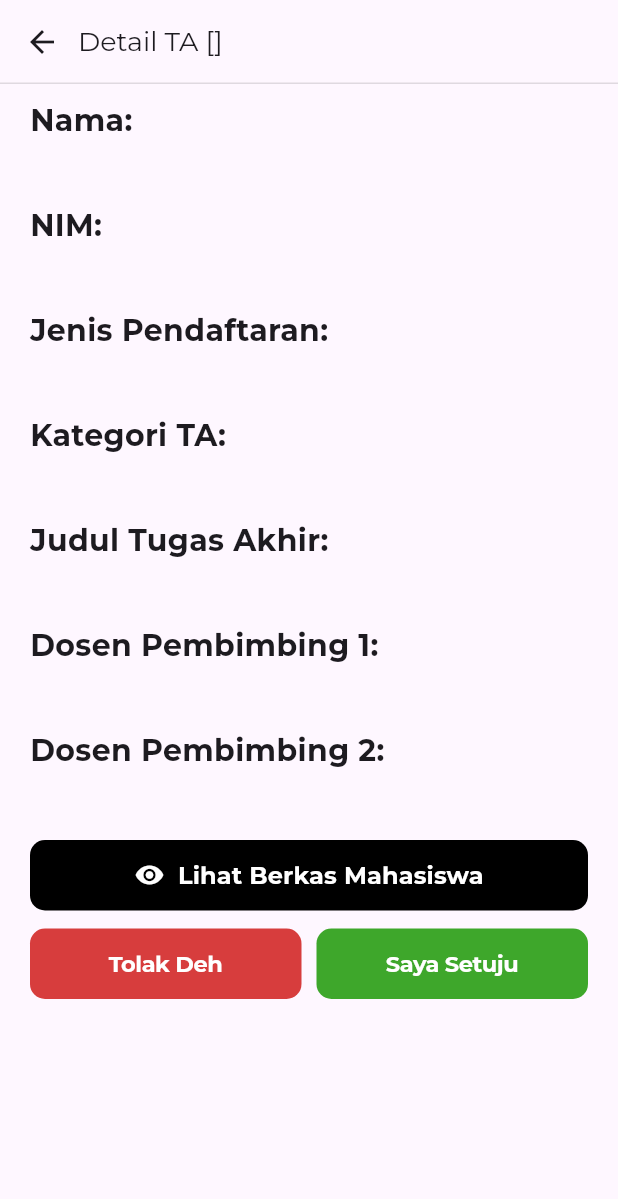
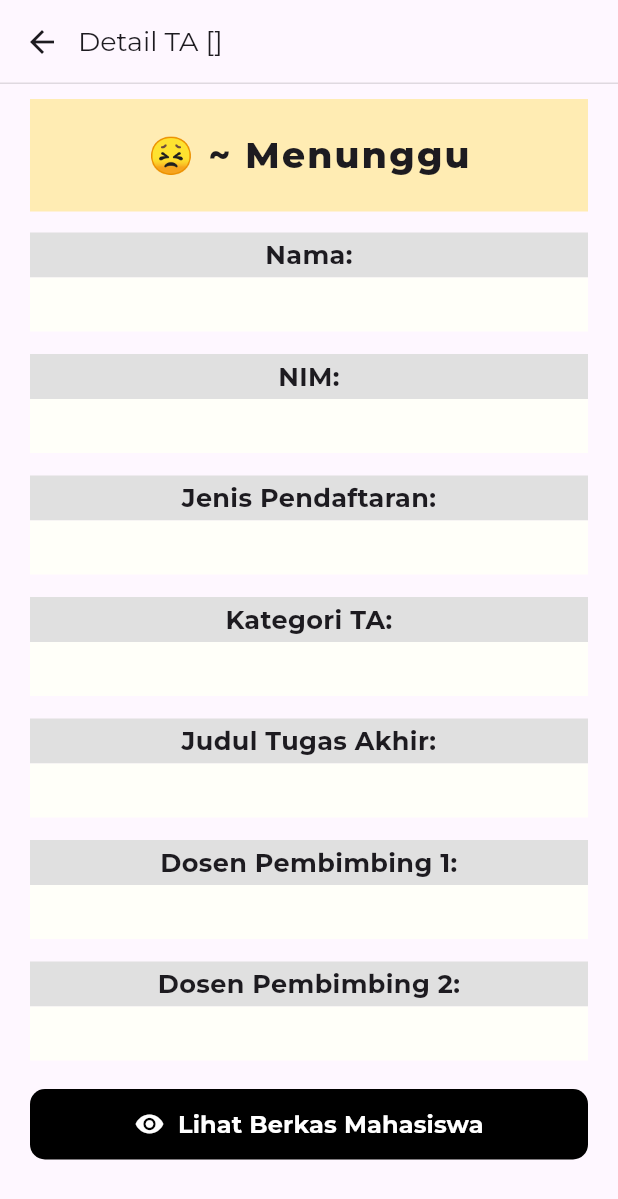
Before and after one commit to MFarhanZ1/siptatif-mobile, a Flutter app: the FormMahasiswaScreen screen opened directly with empty values, on a phone screen of 412 x 824 dp. Shown: the top 1199 px of the screen. Run offline on Flutter 3.47's test engine with Material 3 defaults, Android fonts, the phone set to English and light mode, and no system bars; our stand-ins replace awesome_snackbar_content, dio, flutter_dotenv, flutter_secure_storage, flutter_svg, google_fonts and 1 more; accounts and stored records are empty; project files that could hold a hidden picture were left out.

Commit message:
⚡ feat: adding dynamic form detail TA based on its statuses

```diff
--- a/lib/screens/mahasiswa/form_mahasiswa_screen.dart
+++ b/lib/screens/mahasiswa/form_mahasiswa_screen.dart
@@ -12,6 +12,24 @@ class FormMahasiswaScreen extends StatefulWidget {
 
 class _FormMahasiswaScreenState extends State<FormMahasiswaScreen> {
   final _mahasiswaService = MahasiswaService();
+
+  Color? _warnaStatusCard(String status, {int shade = 100}) {
+    if (status == "SETUJU") {
+      return Colors.green[shade];
+    } else if (status == "DITOLAK") {
+      return Colors.red[shade];
+    }
+    return Colors.amber[shade];
+  }
+
+  String _emotTextStatus(String status) {
+    if (status == "SETUJU") {
+      return "😎 ~ Disetujui";
+    } else if (status == "DITOLAK") {
+      return "😭 ~ Ditolak";
+    }
+    return "😣 ~ Menunggu";
+  }
 
   String capitalizeFirstLetterOfEachWord(String input) {
     if (input.isEmpty) return input;
@@ -61,8 +79,18 @@ class _FormMahasiswaScreenState extends State<FormMahasiswaScreen> {
         padding: const EdgeInsets.symmetric(horizontal: 20.0, vertical: 10),
         child: SingleChildScrollView(
           child: Column(
-            crossAxisAlignment: CrossAxisAlignment.start,
             children: [
+              Container(
+                color: _warnaStatusCard(mhs['status']),
+                width: MediaQuery.of(context).size.width,
+                child: Center(
+                  child: Padding(
+                    padding: const EdgeInsets.all(20.0),
+                    child: Text(_emotTextStatus(mhs["status"]), style: TextStyle(fontSize: 24, fontWeight: FontWeight.w800, letterSpacing: 1.5),),
+                  )
+                ),
+              ),
+              const SizedBox(height: 14),
               _mhsData('Nama: ',
                   capitalizeFirstLetterOfEachWord(mhs['nama_mahasiswa'])),
               _mhsData('NIM: ', mhs['nim']),
@@ -75,6 +103,8 @@ class _FormMahasiswaScreenState extends State<FormMahasiswaScreen> {
               _mhsData('Dosen Pembimbing 1: ', mhs['dosen_pembimbing1']),
               _mhsData('Dosen Pembimbing 2: ',
                   mhs['dosen_pembimbing2'] ?? '(Tidak Memilih)'),
+              mhs["status"] == "SETUJU" ? _mhsData('Dosen Penguji 1: ', mhs['dosen_penguji1']) : Container(),
+              mhs["status"] == "SETUJU" ? _mhsData('Dosen Penguji 2: ', mhs['dosen_penguji2']) : Container(),
               const SizedBox(
                 height: 4,
               ),
@@ -117,10 +147,10 @@ class _FormMahasiswaScreenState extends State<FormMahasiswaScreen> {
                   ),
                 ),
               ),
-              const SizedBox(height: 12),
-              Row(
+              ["MENUNGGU", "SETUJU"].contains(mhs['status']) ? const SizedBox(height: 12) : Container(),
+              ["MENUNGGU", "SETUJU"].contains(mhs['status']) ? Row(
                 children: [
-                  Expanded(
+                  mhs["status"] == "MENUNGGU" ? Expanded(
                     child: SizedBox(
                       height: 47,
                       child: TextButton(
@@ -145,8 +175,8 @@ class _FormMahasiswaScreenState extends State<FormMahasiswaScreen> {
                         ),
                       ),
                     ),
-                  ),
-                  const SizedBox(width: 10),
+                  ) : Container(),
+                  mhs["status"] == "MENUNGGU" ? const SizedBox(width: 10) : Container(),
                   Expanded(
                     child: SizedBox(
                       height: 47,
@@ -156,25 +186,25 @@ class _FormMahasiswaScreenState extends State<FormMahasiswaScreen> {
                         },
                         style: ButtonStyle(
                           backgroundColor: WidgetStateProperty.all(
-                              const Color.fromARGB(255, 62, 167, 43)),
+                              mhs["status"] == "MENUNGGU" ? const Color.fromARGB(255, 62, 167, 43) : Color.fromARGB(255, 239, 191, 72)),
                           shape: WidgetStateProperty.all(
                               const RoundedRectangleBorder(
                             borderRadius: BorderRadius.all(Radius.circular(10)),
                           )),
                         ),
-                        child: const Text(
-                          'Saya Setuju',
+                        child: Text(
+                          mhs["status"] == "MENUNGGU" ? 'Saya Setuju' : 'Mau ganti penguji deh',
                           style: TextStyle(
                               fontSize: 15,
                               fontWeight: FontWeight.bold,
                               letterSpacing: -0.3,
-                              color: Colors.white),
+                              color: mhs["status"] == "MENUNGGU" ? Colors.white : Colors.black),
                         ),
                       ),
                     ),
                   ),
                 ],
-              )
+              ) : Container(),
             ],
           ),
         ),
@@ -184,22 +214,40 @@ class _FormMahasiswaScreenState extends State<FormMahasiswaScreen> {
 
   Column _mhsData(String label, String value) {
     return Column(
-      crossAxisAlignment: CrossAxisAlignment.start,
+      mainAxisAlignment: MainAxisAlignment.center,
       children: [
-        Text(
+        Container(
+          color: Color.fromARGB(255, 224, 224, 224),
+          width: MediaQuery.of(context).size.width,
+          child: Center(
+            child: Padding(
+              padding: const EdgeInsets.all(3.0),
+              child: Text(
                 label,
-          style: const TextStyle(fontSize: 20, fontWeight: FontWeight.bold),
+                style: const TextStyle(fontSize: 17, fontWeight: FontWeight.bold),
+                textAlign: TextAlign.center,
+              ),
+            ),
+          ),
         ),
         Container(
-          color: const Color.fromARGB(255, 252, 255, 192),
+          color: Color.fromARGB(255, 255, 255, 249),
+          width: MediaQuery.of(context).size.width,
+          child: Center(
+            child: Padding(
+              padding: const EdgeInsets.all(7.0),
               child: Text(value,
                   style:
-                  const TextStyle(fontSize: 18, fontWeight: FontWeight.w500)),
+                      const TextStyle(fontSize: 15, fontWeight: FontWeight.w500),
+                  textAlign: TextAlign.center),
+            ),
+          ),
         ),
         const SizedBox(height: 15),
       ],
     );
   }
+
 
   final TextEditingController _catatanController = TextEditingController();
   late SnackBar snackBar;
@@ -363,7 +411,8 @@ class _FormMahasiswaScreenState extends State<FormMahasiswaScreen> {
                 color: Colors.black),
           ),
           content: SingleChildScrollView(
-            child: Column(
+            child: StatefulBuilder(builder: (context, setState) {
+                return Column(
                   mainAxisSize: MainAxisSize.min,
                   children: [
                     const SizedBox(height: 15),
@@ -383,6 +432,7 @@ class _FormMahasiswaScreenState extends State<FormMahasiswaScreen> {
                       onChanged: (value) {
                         setState(() {
                           selectedPenguji1 = value;
+                          selectedPenguji2 = null;
                         });
                       },
                       decoration: const InputDecoration(
@@ -395,6 +445,7 @@ class _FormMahasiswaScreenState extends State<FormMahasiswaScreen> {
                       isExpanded: true,
                       value: selectedPenguji2,
                       items: listPenguji
+                          .where((penguji) => penguji['nidn']! != selectedPenguji1)
                           .map((penguji) => DropdownMenuItem<String>(
                                 value: penguji['nidn'],
                                 child: Text(
@@ -415,6 +466,8 @@ class _FormMahasiswaScreenState extends State<FormMahasiswaScreen> {
                       ),
                     ),
                   ],
+                );
+              }
             ),
           ),
           actions: [
@@ -478,8 +531,13 @@ class _FormMahasiswaScreenState extends State<FormMahasiswaScreen> {
                     );
 
                     if (context.mounted) {
+
+                      if (result.data['response']) {
                         Navigator.of(context).pop();
                         Navigator.of(context).pop();
+                      } else {
+                        Navigator.of(context).pop();
+                      }
 
                       ScaffoldMessenger.of(context)
                         ..hideCurrentSnackBar()
```
Lines whose indentation alone changed are shown as unchanged.
